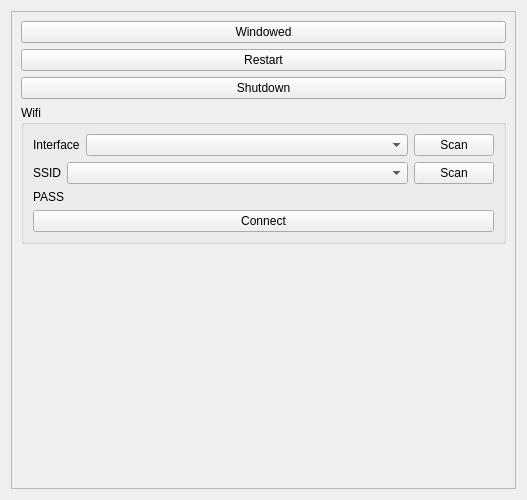
This is src/qt/Pi/PiTab.ui in chuckfairy/Orzabal as Qt 5 draws it before an edit. The edited form follows.
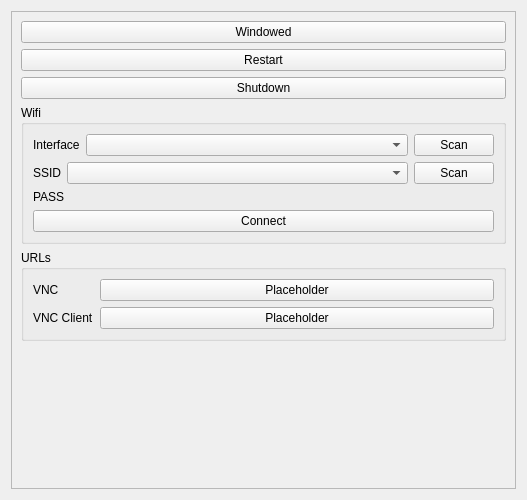
This is the edited form.

The edit to the form file:
```diff
--- a/src/qt/Pi/PiTab.ui
+++ b/src/qt/Pi/PiTab.ui
@@ -130,6 +130,43 @@
          </layout>
         </widget>
        </item>
+       <item>
+        <widget class="QGroupBox" name="groupBox_2">
+         <property name="title">
+          <string>URLs</string>
+         </property>
+         <layout class="QFormLayout" name="formLayout">
+          <item row="0" column="0">
+           <widget class="QLabel" name="label_4">
+            <property name="text">
+             <string>VNC</string>
+            </property>
+           </widget>
+          </item>
+          <item row="0" column="1">
+           <widget class="QPushButton" name="vnc_port_display">
+            <property name="text">
+             <string>Placeholder</string>
+            </property>
+           </widget>
+          </item>
+          <item row="1" column="0">
+           <widget class="QLabel" name="label_5">
+            <property name="text">
+             <string>VNC Client</string>
+            </property>
+           </widget>
+          </item>
+          <item row="1" column="1">
+           <widget class="QPushButton" name="vnc_client_display">
+            <property name="text">
+             <string>Placeholder</string>
+            </property>
+           </widget>
+          </item>
+         </layout>
+        </widget>
+       </item>
        <item>
         <spacer name="verticalSpacer">
          <property name="orientation">
```
